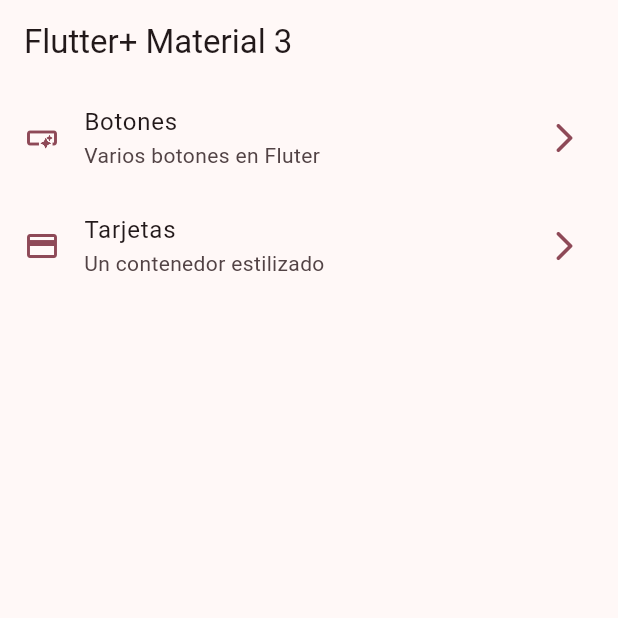
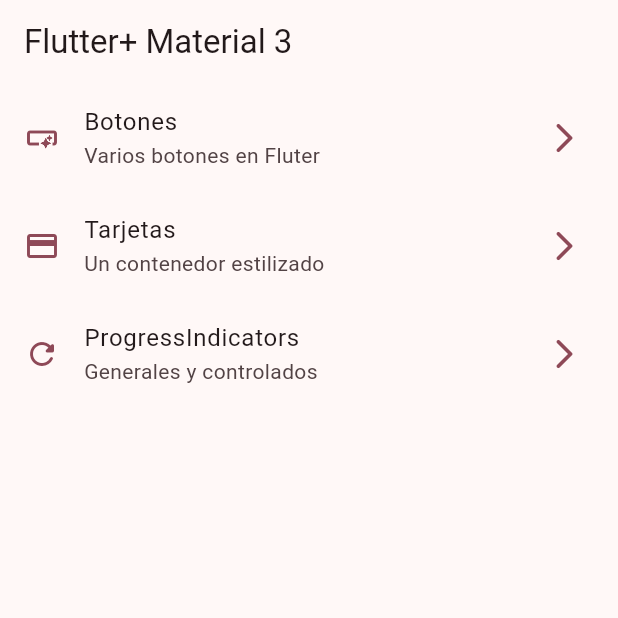
Before and after one commit to drakkomaximo/widget_app, a Flutter app: the screen it shows after launch, on a phone screen of 412 x 824 dp, the top half of it. Run offline on Flutter 3.47's test engine with Material 2 defaults, Android fonts, the phone set to English and light mode, and no system bars; our stand-ins replace go_router.

Commit message:
progress indicators finished

```diff
--- a/lib/config/menu/menu_items.dart
+++ b/lib/config/menu/menu_items.dart
@@ -24,4 +24,9 @@ const appMenuItems = <MenuItem>[
       link: '/cards',
       subtitle: 'Un contenedor estilizado',
       title: 'Tarjetas'),
+  MenuItem(
+      icon: Icons.refresh_rounded,
+      link: '/progress',
+      subtitle: 'Generales y controlados',
+      title: 'ProgressIndicators'),
 ];
--- a/lib/config/router/app_router.dart
+++ b/lib/config/router/app_router.dart
@@ -20,5 +20,10 @@ final appRouter = GoRouter(
       name: CardsScreen.name,
       builder: (context, state) => const CardsScreen(),
     ),
+    GoRoute(
+      path: '/progress',
+      name: ProgressScreen.name,
+      builder: (context, state) => const ProgressScreen(),
+    ),
   ],
 );
```
Also changed, not shown: lib/presentation/screens/progress/progress_screen.dart (+58 -2 lines).
